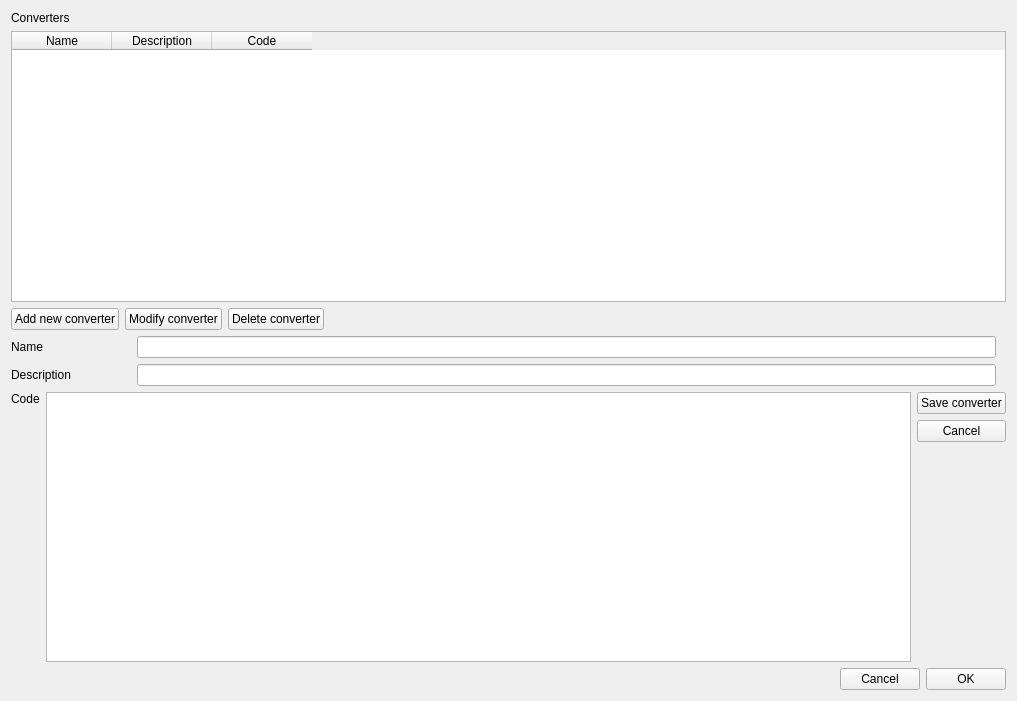
Qt form converters.ui (olivierfriard/BORIS) before a commit.
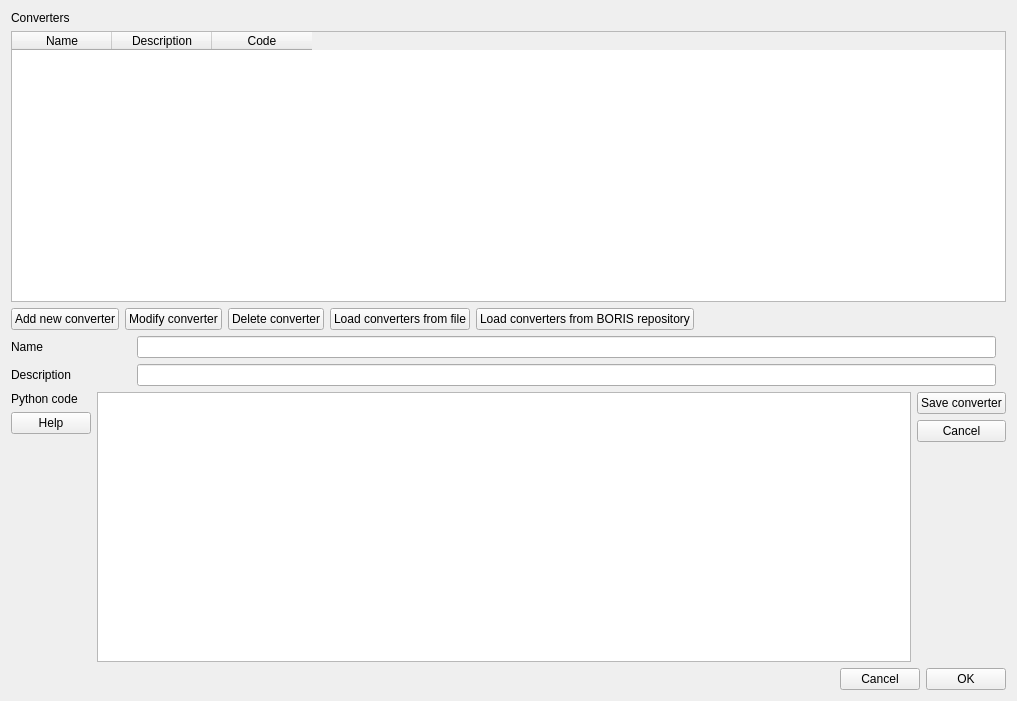
The same form after that commit.

Diff of the .ui file:
```diff
--- a/converters.ui
+++ b/converters.ui
@@ -75,6 +75,20 @@
        </property>
       </widget>
      </item>
+     <item>
+      <widget class="QPushButton" name="pb_load_from_file">
+       <property name="text">
+        <string>Load converters from file</string>
+       </property>
+      </widget>
+     </item>
+     <item>
+      <widget class="QPushButton" name="pb_load_from_repo">
+       <property name="text">
+        <string>Load converters from BORIS repository</string>
+       </property>
+      </widget>
+     </item>
      <item>
       <spacer name="horizontalSpacer">
        <property name="orientation">
@@ -169,7 +183,14 @@
        <item>
         <widget class="QLabel" name="label">
          <property name="text">
-          <string>Code</string>
+          <string>Python code</string>
+         </property>
+        </widget>
+       </item>
+       <item>
+        <widget class="QPushButton" name="pb_code_help">
+         <property name="text">
+          <string>Help</string>
          </property>
         </widget>
        </item>
```
